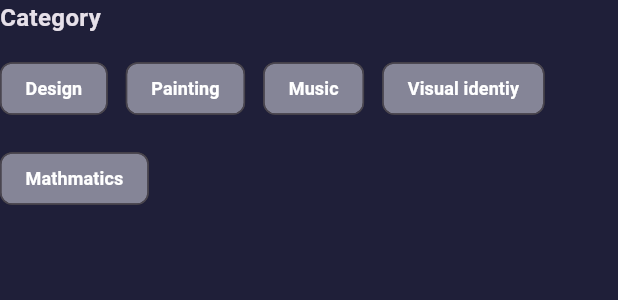
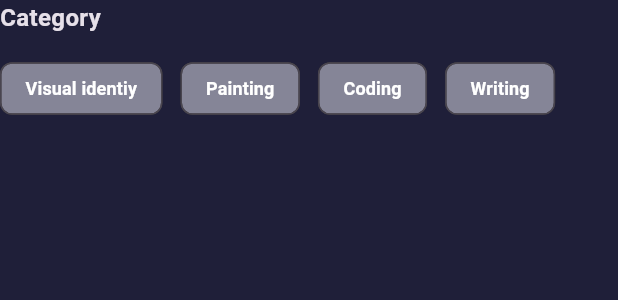
Before and after one commit to Nabil-Gabr/Simple-Task, a Flutter app: the CustomCategorys widget shown alone on an empty page, opened directly, on a phone screen of 412 x 824 dp. Shown: the top 300 px of the screen. Run offline on Flutter 3.47's test engine with Material 3 defaults, Android fonts, the phone set to English and light mode, and no system bars; Roboto replaces fonts that are missing (Poppins).

Commit message:
update category's

```diff
--- /dev/null
+++ b/lib/features/search/data/categories.dart
@@ -0,0 +1,8 @@
+import 'package:simple_task_design/features/search/data/models/categories_model.dart';
+
+List<CategoriesModel> categories = [
+  CategoriesModel(categoryName: "Visual identiy"),
+  CategoriesModel(categoryName: "Painting"),
+  CategoriesModel(categoryName: "Coding"),
+  CategoriesModel(categoryName: "Writing"),
+];
--- /dev/null
+++ b/lib/features/search/data/models/categories_model.dart
@@ -0,0 +1,5 @@
+class CategoriesModel {
+  final String categoryName;
+
+  CategoriesModel({required this.categoryName});
+}
--- a/lib/features/search/presentation/views/widget/choice_chip_item.dart
+++ b/lib/features/search/presentation/views/widget/choice_chip_item.dart
@@ -2,7 +2,7 @@ import 'package:flutter/material.dart';
 import 'package:simple_task_design/core/utils/styles.dart';
 
 class ChoiceChipItem extends StatefulWidget {
-  const ChoiceChipItem({super.key, required this.textLabel});
+  const ChoiceChipItem( {super.key, required this.textLabel});
   final String textLabel;
 
   @override
--- a/lib/features/search/presentation/views/widget/custom_categorys.dart
+++ b/lib/features/search/presentation/views/widget/custom_categorys.dart
@@ -1,5 +1,6 @@
 import 'package:flutter/material.dart';
 import 'package:simple_task_design/core/utils/styles.dart';
+import 'package:simple_task_design/features/search/data/categories.dart';
 import 'package:simple_task_design/features/search/presentation/views/widget/choice_chip_item.dart';
 
 class CustomCategorys extends StatelessWidget {
@@ -7,21 +8,20 @@ class CustomCategorys extends StatelessWidget {
 
   @override
   Widget build(BuildContext context) {
-    return const Column(
+    return Column(
       crossAxisAlignment: CrossAxisAlignment.start,
       children: [
-        Text('Category',style: Styles.textStyle16),
-                        SizedBox(height: 12,),
-                        Wrap(
-                          children: [
-                            ChoiceChipItem(textLabel: 'Design'),
-                            ChoiceChipItem(textLabel: 'Painting'),
-                            ChoiceChipItem(textLabel: 'Music'),
-                            ChoiceChipItem(textLabel: 'Visual identiy'),
-                            ChoiceChipItem(textLabel: 'Mathmatics'),
+        const Text('Category', style: Styles.textStyle16),
+        const SizedBox(
+          height: 12,
+        ),
+        Wrap(
+          children:
+          categories.map((e) {
+              return ChoiceChipItem(textLabel: e.categoryName);
+            }).toList()
 
-                          ],
-                        ),
+        ),
       ],
     );
   }
```
Also changed, not shown: lib/features/search/presentation/views/widget/choice_chip_list_view.dart (+13 -9 lines), lib/features/search/presentation/views/widget/text_field_search.dart (+14 -4 lines).
